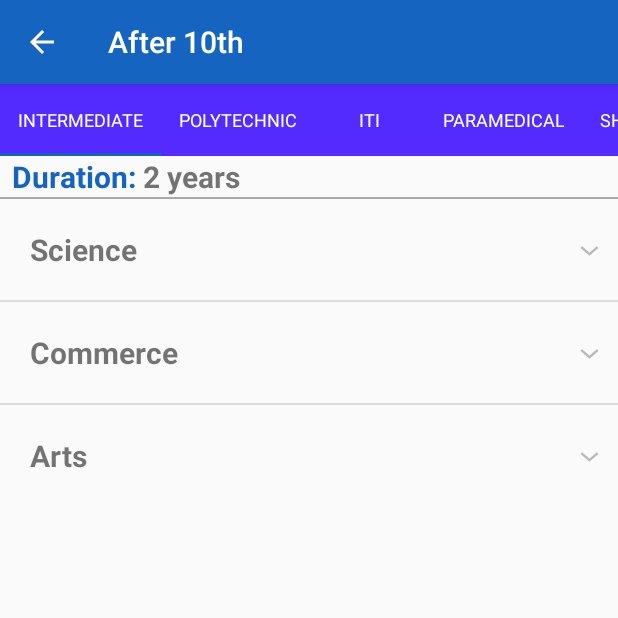
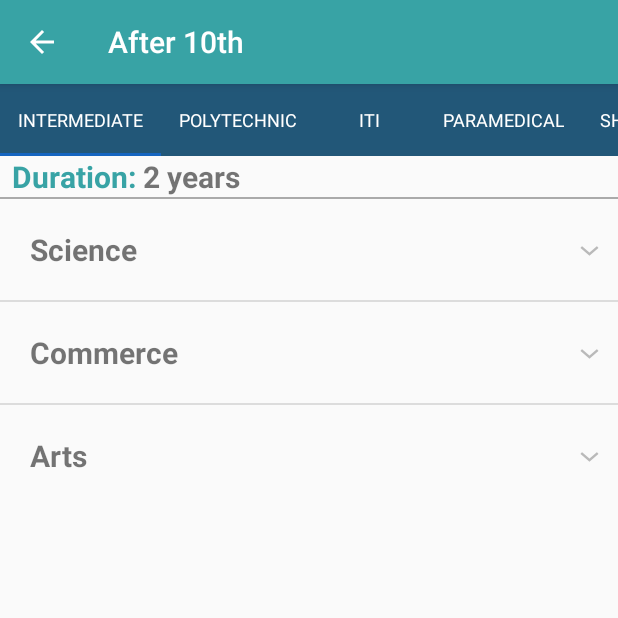
Before and after one commit to prasher1421/UnityEd, an Android app: the after_10th_activity screen opened directly, with no data from a screen before it, on a phone screen of 412 x 824 dp, the top half of it. Run offline under Robolectric (Android 15) with nearby library versions, the phone set to English and light mode, and no system bars.

Commit message:
Changing colors

```diff
--- a/app/src/main/res/layout/activity_after10th.xml
+++ b/app/src/main/res/layout/activity_after10th.xml
@@ -12,7 +12,7 @@
         android:layout_height="wrap_content"
         android:id="@+id/tablayout_10th"
         app:tabTextColor="@color/white"
-        android:background="#532BFF"
+        android:background="#225778"
         app:tabMode="scrollable"
         app:tabTextAppearance="@style/TabLayoutStyle">
 
--- a/app/src/main/res/layout/activity_after_intermediate.xml
+++ b/app/src/main/res/layout/activity_after_intermediate.xml
@@ -12,7 +12,7 @@
         android:layout_height="wrap_content"
         android:id="@+id/tablayout"
         app:tabTextColor="@color/white"
-        android:background="#532BFF"
+        android:background="#225778"
         app:tabMode="scrollable"
         app:tabTextAppearance="@style/TabLayoutStyle">
 
--- a/app/src/main/res/layout/activity_exams_after_intermediate.xml
+++ b/app/src/main/res/layout/activity_exams_after_intermediate.xml
@@ -12,7 +12,7 @@
         android:layout_height="wrap_content"
         android:id="@+id/tablayout2"
         app:tabTextColor="@color/white"
-        android:background="#532BFF"
+        android:background="#225778"
         app:tabMode="scrollable"
         app:tabTextAppearance="@style/TabLayoutStyle">
 
--- a/app/src/main/res/layout/activity_scholarship.xml
+++ b/app/src/main/res/layout/activity_scholarship.xml
@@ -12,7 +12,7 @@
         android:layout_height="wrap_content"
         android:id="@+id/tablayout2"
         app:tabTextColor="@color/white"
-        android:background="#532BFF"
+        android:background="#225778"
         app:tabMode="scrollable"
         app:tabTextAppearance="@style/TabLayoutStyle">
 
--- a/app/src/main/res/values/colors.xml
+++ b/app/src/main/res/values/colors.xml
@@ -1,7 +1,7 @@
 <?xml version="1.0" encoding="utf-8"?>
 <resources>
-    <color name="colorPrimary">#1565C0</color>
-    <color name="colorPrimaryDark">#2b3467</color>
+    <color name="colorPrimary">#38a3a5</color>
+    <color name="colorPrimaryDark">#225778</color>
     <color name="backgroundColor">#fcfcfc</color>
     <color name="backgroundColor2">#fcfccf</color>
     <color name="colorAccent">#1565C0</color>
```
